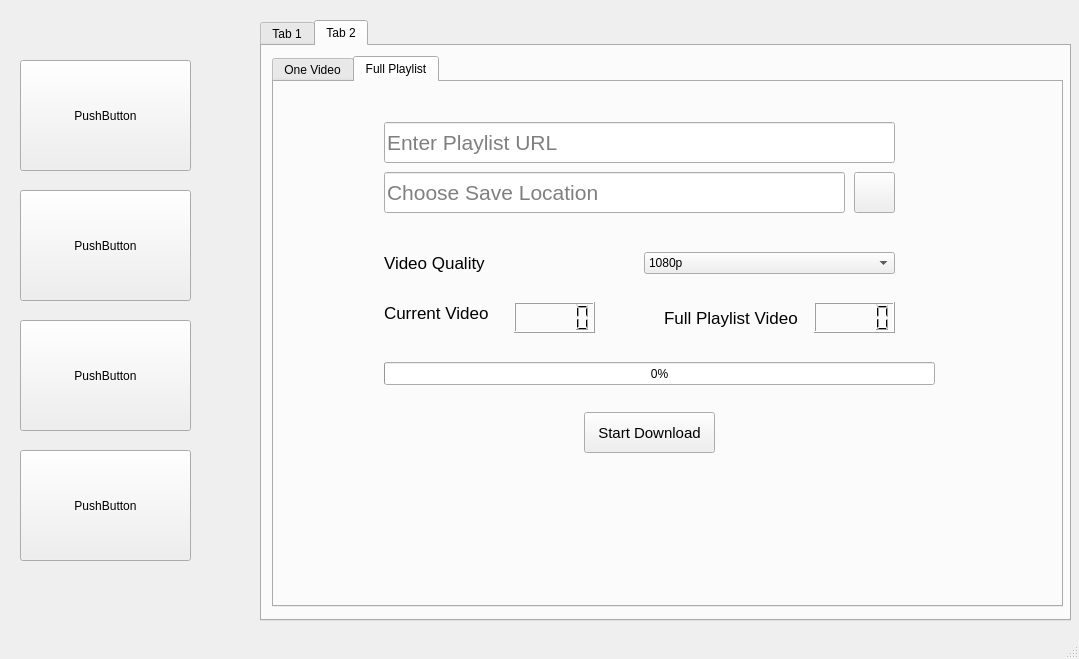
The window that assets/UI/Download.ui (KietVuB19/Download_Manager_Python) describes before a commit, drawn with Qt 5.
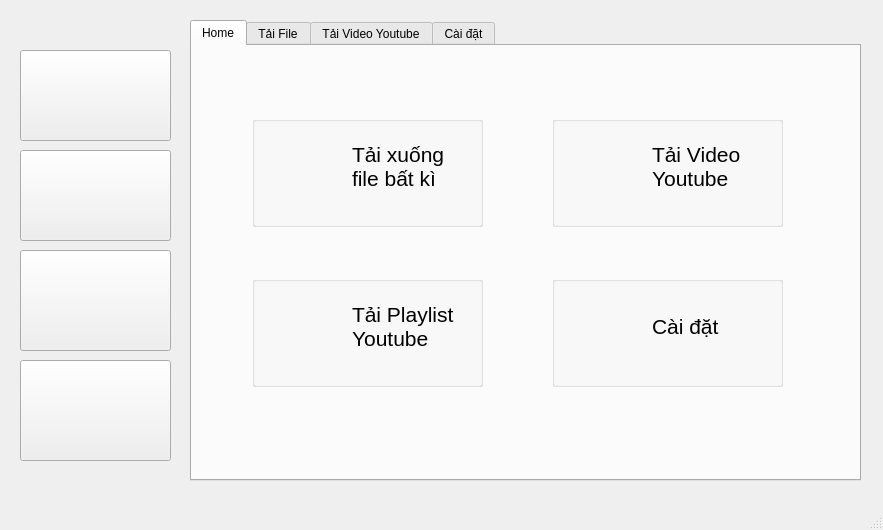
The same window after the commit. The open tabs and pages were chosen to show the change. Icons and pictures are not drawn.

```diff
--- a/assets/UI/Download.ui
+++ b/assets/UI/Download.ui
@@ -6,8 +6,8 @@
    <rect>
     <x>0</x>
     <y>0</y>
-    <width>1079</width>
-    <height>659</height>
+    <width>883</width>
+    <height>530</height>
    </rect>
   </property>
   <property name="windowTitle">
@@ -17,10 +17,10 @@
    <widget class="QTabWidget" name="tabWidget">
     <property name="geometry">
      <rect>
-      <x>260</x>
+      <x>190</x>
       <y>20</y>
-      <width>811</width>
-      <height>601</height>
+      <width>671</width>
+      <height>461</height>
      </rect>
     </property>
     <property name="font">
@@ -31,9 +31,244 @@
     <property name="currentIndex">
      <number>1</number>
     </property>
+    <widget class="QWidget" name="tab_5">
+     <attribute name="title">
+      <string>Home</string>
+     </attribute>
+     <widget class="QGroupBox" name="groupBox">
+      <property name="geometry">
+       <rect>
+        <x>60</x>
+        <y>70</y>
+        <width>231</width>
+        <height>111</height>
+       </rect>
+      </property>
+      <property name="title">
+       <string/>
+      </property>
+      <widget class="QLabel" name="label_8">
+       <property name="geometry">
+        <rect>
+         <x>20</x>
+         <y>20</y>
+         <width>61</width>
+         <height>71</height>
+        </rect>
+       </property>
+       <property name="text">
+        <string/>
+       </property>
+       <property name="pixmap">
+        <pixmap resource="../photo.qrc">:/icons/home_download.png</pixmap>
+       </property>
+       <property name="scaledContents">
+        <bool>true</bool>
+       </property>
+      </widget>
+      <widget class="QLabel" name="label_9">
+       <property name="geometry">
+        <rect>
+         <x>100</x>
+         <y>20</y>
+         <width>121</width>
+         <height>61</height>
+        </rect>
+       </property>
+       <property name="font">
+        <font>
+         <pointsize>16</pointsize>
+        </font>
+       </property>
+       <property name="text">
+        <string>Tải xuống file bất kì</string>
+       </property>
+       <property name="wordWrap">
+        <bool>true</bool>
+       </property>
+      </widget>
+     </widget>
+     <widget class="QGroupBox" name="groupBox_2">
+      <property name="geometry">
+       <rect>
+        <x>360</x>
+        <y>70</y>
+        <width>231</width>
+        <height>111</height>
+       </rect>
+      </property>
+      <property name="title">
+       <string/>
+      </property>
+      <widget class="QLabel" name="label_10">
+       <property name="geometry">
+        <rect>
+         <x>20</x>
+         <y>20</y>
+         <width>61</width>
+         <height>71</height>
+        </rect>
+       </property>
+       <property name="text">
+        <string/>
+       </property>
+       <property name="pixmap">
+        <pixmap resource="../photo.qrc">:/icons/youtube.png</pixmap>
+       </property>
+       <property name="scaledContents">
+        <bool>true</bool>
+       </property>
+      </widget>
+      <widget class="QLabel" name="label_13">
+       <property name="geometry">
+        <rect>
+         <x>100</x>
+         <y>20</y>
+         <width>121</width>
+         <height>61</height>
+        </rect>
+       </property>
+       <property name="font">
+        <font>
+         <pointsize>16</pointsize>
+        </font>
+       </property>
+       <property name="text">
+        <string>Tải Video Youtube</string>
+       </property>
+       <property name="wordWrap">
+        <bool>true</bool>
+       </property>
+      </widget>
+     </widget>
+     <widget class="QGroupBox" name="groupBox_3">
+      <property name="geometry">
+       <rect>
+        <x>60</x>
+        <y>230</y>
+        <width>231</width>
+        <height>111</height>
+       </rect>
+      </property>
+      <property name="title">
+       <string/>
+      </property>
+      <widget class="QLabel" name="label_11">
+       <property name="geometry">
+        <rect>
+         <x>20</x>
+         <y>20</y>
+         <width>61</width>
+         <height>71</height>
+        </rect>
+       </property>
+       <property name="text">
+        <string/>
+       </property>
+       <property name="pixmap">
+        <pixmap resource="../photo.qrc">:/icons/home_youtube.png</pixmap>
+       </property>
+       <property name="scaledContents">
+        <bool>true</bool>
+       </property>
+      </widget>
+      <widget class="QLabel" name="label_14">
+       <property name="geometry">
+        <rect>
+         <x>100</x>
+         <y>20</y>
+         <width>121</width>
+         <height>61</height>
+        </rect>
+       </property>
+       <property name="font">
+        <font>
+         <pointsize>16</pointsize>
+        </font>
+       </property>
+       <property name="text">
+        <string>Tải Playlist Youtube</string>
+       </property>
+       <property name="wordWrap">
+        <bool>true</bool>
+       </property>
+      </widget>
+      <widget class="QLabel" name="label_15">
+       <property name="geometry">
+        <rect>
+         <x>400</x>
+         <y>20</y>
+         <width>121</width>
+         <height>61</height>
+        </rect>
+       </property>
+       <property name="font">
+        <font>
+         <pointsize>10</pointsize>
+        </font>
+       </property>
+       <property name="text">
+        <string>Tải Video Youtube</string>
+       </property>
+      </widget>
+     </widget>
+     <widget class="QGroupBox" name="groupBox_4">
+      <property name="geometry">
+       <rect>
+        <x>360</x>
+        <y>230</y>
+        <width>231</width>
+        <height>111</height>
+       </rect>
+      </property>
+      <property name="title">
+       <string/>
+      </property>
+      <widget class="QLabel" name="label_12">
+       <property name="geometry">
+        <rect>
+         <x>20</x>
+         <y>20</y>
+         <width>61</width>
+         <height>71</height>
+        </rect>
+       </property>
+       <property name="text">
+        <string/>
+       </property>
+       <property name="pixmap">
+        <pixmap resource="../photo.qrc">:/icons/home_settings.png</pixmap>
+       </property>
+       <property name="scaledContents">
+        <bool>true</bool>
+       </property>
+      </widget>
+      <widget class="QLabel" name="label_16">
+       <property name="geometry">
+        <rect>
+         <x>100</x>
+         <y>20</y>
+         <width>121</width>
+         <height>61</height>
+        </rect>
+       </property>
+       <property name="font">
+        <font>
+         <pointsize>16</pointsize>
+        </font>
+       </property>
+       <property name="text">
+        <string>Cài đặt</string>
+       </property>
+       <property name="wordWrap">
+        <bool>true</bool>
+       </property>
+      </widget>
+     </widget>
+    </widget>
     <widget class="QWidget" name="tab">
      <attribute name="title">
-      <string>Tab 1</string>
+      <string>Tải File</string>
      </attribute>
      <widget class="QPushButton" name="pushButton">
       <property name="geometry">
@@ -134,15 +369,15 @@
     </widget>
     <widget class="QWidget" name="tab_2">
      <attribute name="title">
-      <string>Tab 2</string>
+      <string>Tải Video Youtube</string>
      </attribute>
      <widget class="QTabWidget" name="tabWidget_2">
       <property name="geometry">
        <rect>
         <x>10</x>
         <y>10</y>
-        <width>791</width>
-        <height>551</height>
+        <width>641</width>
+        <height>411</height>
        </rect>
       </property>
       <property name="font">
@@ -155,7 +390,7 @@
       </property>
       <widget class="QWidget" name="tab_3">
        <attribute name="title">
-        <string>One Video</string>
+        <string>1 Video</string>
        </attribute>
        <widget class="QLineEdit" name="lineEdit_3">
         <property name="geometry">
@@ -329,17 +564,20 @@
        <widget class="QLineEdit" name="lineEdit_5">
         <property name="geometry">
          <rect>
-          <x>110</x>
-          <y>40</y>
-          <width>511</width>
+          <x>50</x>
+          <y>30</y>
+          <width>521</width>
           <height>41</height>
          </rect>
         </property>
         <property name="font">
          <font>
-          <pointsize>16</pointsize>
+          <pointsize>14</pointsize>
          </font>
         </property>
+        <property name="text">
+         <string>Nhập đường dẫn Download</string>
+        </property>
         <property name="placeholderText">
          <string>Enter Playlist URL</string>
         </property>
@@ -347,17 +585,20 @@
        <widget class="QLineEdit" name="lineEdit_6">
         <property name="geometry">
          <rect>
-          <x>110</x>
-          <y>90</y>
+          <x>50</x>
+          <y>80</y>
           <width>461</width>
           <height>41</height>
          </rect>
         </property>
         <property name="font">
          <font>
-          <pointsize>16</pointsize>
+          <pointsize>14</pointsize>
          </font>
         </property>
+        <property name="text">
+         <string>Chọn vị trí tải xuống</string>
+        </property>
         <property name="placeholderText">
          <string>Choose Save Location</string>
         </property>
@@ -365,8 +606,8 @@
        <widget class="QPushButton" name="pushButton_6">
         <property name="geometry">
          <rect>
-          <x>580</x>
-          <y>90</y>
+          <x>520</x>
+          <y>80</y>
           <width>41</width>
           <height>41</height>
          </rect>
@@ -393,8 +634,8 @@
        <widget class="QProgressBar" name="progressBar_3">
         <property name="geometry">
          <rect>
-          <x>110</x>
-          <y>280</y>
+          <x>40</x>
+          <y>250</y>
           <width>551</width>
           <height>23</height>
          </rect>
@@ -406,9 +647,9 @@
        <widget class="QLabel" name="label_2">
         <property name="geometry">
          <rect>
-          <x>110</x>
-          <y>170</y>
-          <width>121</width>
+          <x>50</x>
+          <y>140</y>
+          <width>151</width>
           <height>21</height>
          </rect>
         </property>
@@ -418,15 +659,15 @@
          </font>
         </property>
         <property name="text">
-         <string>Video Quality</string>
+         <string>Chất lượng video</string>
         </property>
        </widget>
        <widget class="QComboBox" name="comboBox_2">
         <property name="geometry">
          <rect>
-          <x>370</x>
-          <y>170</y>
-          <width>251</width>
+          <x>230</x>
+          <y>140</y>
+          <width>331</width>
           <height>22</height>
          </rect>
         </property>
@@ -459,7 +700,7 @@
        <widget class="QPushButton" name="pushButton_7">
         <property name="geometry">
          <rect>
-          <x>310</x>
+          <x>230</x>
           <y>330</y>
           <width>131</width>
           <height>41</height>
@@ -467,19 +708,19 @@
         </property>
         <property name="font">
          <font>
-          <pointsize>11</pointsize>
+          <pointsize>12</pointsize>
          </font>
         </property>
         <property name="text">
-         <string>Start Download</string>
+         <string>Tải xuống</string>
         </property>
        </widget>
        <widget class="QLabel" name="label_3">
         <property name="geometry">
          <rect>
-          <x>110</x>
-          <y>220</y>
-          <width>141</width>
+          <x>50</x>
+          <y>190</y>
+          <width>121</width>
           <height>21</height>
          </rect>
         </property>
@@ -489,14 +730,14 @@
          </font>
         </property>
         <property name="text">
-         <string>Current Video</string>
+         <string>Video hiện tại</string>
         </property>
        </widget>
        <widget class="QLabel" name="label_4">
         <property name="geometry">
          <rect>
-          <x>390</x>
-          <y>220</y>
+          <x>320</x>
+          <y>180</y>
           <width>141</width>
           <height>31</height>
          </rect>
@@ -507,14 +748,14 @@
          </font>
         </property>
         <property name="text">
-         <string>Full Playlist Video</string>
+         <string>Số Video trong list</string>
         </property>
        </widget>
        <widget class="QLCDNumber" name="lcdNumber">
         <property name="geometry">
          <rect>
-          <x>240</x>
-          <y>220</y>
+          <x>190</x>
+          <y>180</y>
           <width>81</width>
           <height>31</height>
          </rect>
@@ -531,8 +772,8 @@
        <widget class="QLCDNumber" name="lcdNumber_2">
         <property name="geometry">
          <rect>
-          <x>540</x>
-          <y>220</y>
+          <x>480</x>
+          <y>180</y>
           <width>81</width>
           <height>31</height>
          </rect>
@@ -562,57 +803,168 @@
       </widget>
      </widget>
     </widget>
+    <widget class="QWidget" name="tab_6">
+     <attribute name="title">
+      <string>Cài đặt</string>
+     </attribute>
+     <widget class="QPushButton" name="pushButton_12">
+      <property name="geometry">
+       <rect>
+        <x>120</x>
+        <y>240</y>
+        <width>131</width>
+        <height>121</height>
+       </rect>
+      </property>
+      <property name="styleSheet">
+       <string notr="true">background-color: #323232;</string>
+      </property>
+      <property name="text">
+       <string/>
+      </property>
+     </widget>
+     <widget class="QLabel" name="label_7">
+      <property name="geometry">
+       <rect>
+        <x>230</x>
+        <y>100</y>
+        <width>261</width>
+        <height>71</height>
+       </rect>
+      </property>
+      <property name="font">
+       <font>
+        <pointsize>16</pointsize>
+       </font>
+      </property>
+      <property name="text">
+       <string>Chọn phông hiển thị</string>
+      </property>
+     </widget>
+     <widget class="QPushButton" name="pushButton_13">
+      <property name="geometry">
+       <rect>
+        <x>270</x>
+        <y>240</y>
+        <width>131</width>
+        <height>121</height>
+       </rect>
+      </property>
+      <property name="styleSheet">
+       <string notr="true">background-color: #19232D;</string>
+      </property>
+      <property name="text">
+       <string/>
+      </property>
+     </widget>
+     <widget class="QPushButton" name="pushButton_15">
+      <property name="geometry">
+       <rect>
+        <x>420</x>
+        <y>240</y>
+        <width>131</width>
+        <height>121</height>
+       </rect>
+      </property>
+      <property name="styleSheet">
+       <string notr="true">background-color: #302F2F;</string>
+      </property>
+      <property name="text">
+       <string/>
+      </property>
+     </widget>
+    </widget>
    </widget>
    <widget class="QPushButton" name="pushButton_8">
     <property name="geometry">
      <rect>
       <x>20</x>
-      <y>60</y>
-      <width>171</width>
-      <height>111</height>
+      <y>50</y>
+      <width>151</width>
+      <height>91</height>
      </rect>
     </property>
     <property name="text">
-     <string>PushButton</string>
+     <string/>
+    </property>
+    <property name="icon">
+     <iconset resource="../photo.qrc">
+      <normaloff>:/icons/home.png</normaloff>:/icons/home.png</iconset>
+    </property>
+    <property name="iconSize">
+     <size>
+      <width>50</width>
+      <height>50</height>
+     </size>
     </property>
    </widget>
    <widget class="QPushButton" name="pushButton_9">
     <property name="geometry">
      <rect>
       <x>20</x>
-      <y>190</y>
-      <width>171</width>
-      <height>111</height>
+      <y>150</y>
+      <width>151</width>
+      <height>91</height>
      </rect>
     </property>
     <property name="text">
-     <string>PushButton</string>
+     <string/>
+    </property>
+    <property name="icon">
+     <iconset resource="../photo.qrc">
+      <normaloff>:/icons/download.png</normaloff>:/icons/download.png</iconset>
+    </property>
+    <property name="iconSize">
+     <size>
+      <width>50</width>
+      <height>50</height>
+     </size>
     </property>
    </widget>
    <widget class="QPushButton" name="pushButton_10">
     <property name="geometry">
      <rect>
       <x>20</x>
-      <y>320</y>
-      <width>171</width>
-      <height>111</height>
+      <y>250</y>
+      <width>151</width>
+      <height>101</height>
      </rect>
     </property>
     <property name="text">
-     <string>PushButton</string>
+     <string/>
+    </property>
+    <property name="icon">
+     <iconset resource="../photo.qrc">
+      <normaloff>:/icons/youtube.png</normaloff>:/icons/youtube.png</iconset>
+    </property>
+    <property name="iconSize">
+     <size>
+      <width>50</width>
+      <height>50</height>
+     </size>
     </property>
    </widget>
    <widget class="QPushButton" name="pushButton_11">
     <property name="geometry">
      <rect>
       <x>20</x>
-      <y>450</y>
-      <width>171</width>
-      <height>111</height>
+      <y>360</y>
+      <width>151</width>
+      <height>101</height>
      </rect>
     </property>
     <property name="text">
-     <string>PushButton</string>
+     <string/>
+    </property>
+    <property name="icon">
+     <iconset resource="../photo.qrc">
+      <normaloff>:/icons/setting.png</normaloff>:/icons/setting.png</iconset>
+    </property>
+    <property name="iconSize">
+     <size>
+      <width>50</width>
+      <height>50</height>
+     </size>
     </property>
    </widget>
   </widget>
```
Left out of the diff: 84 changed lines with no effect on the pictures.
